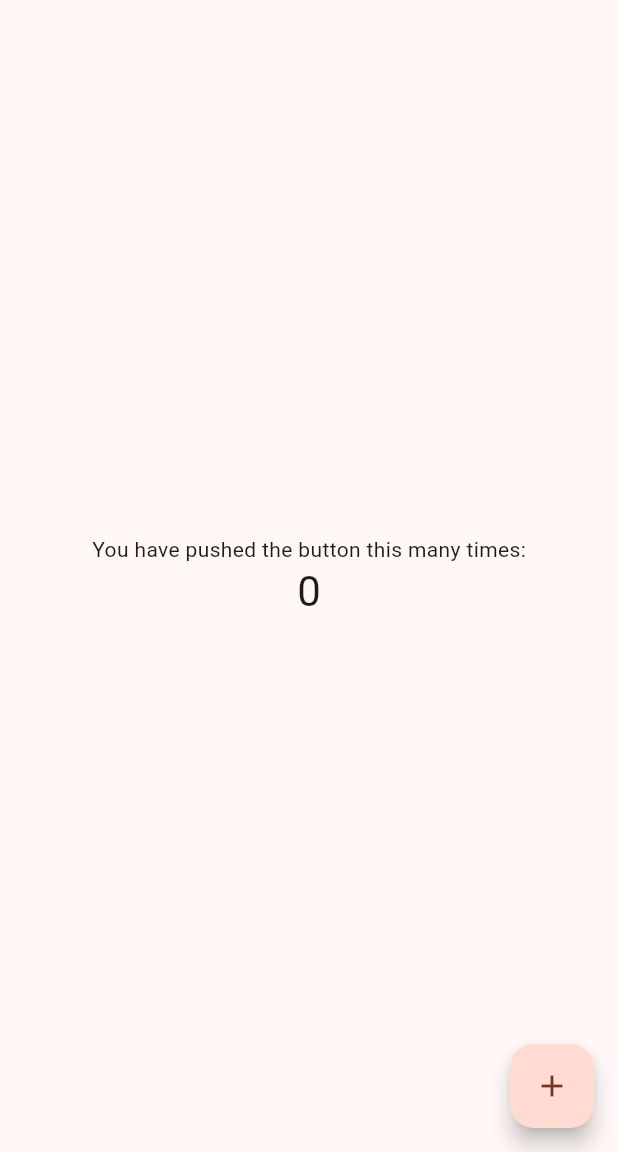
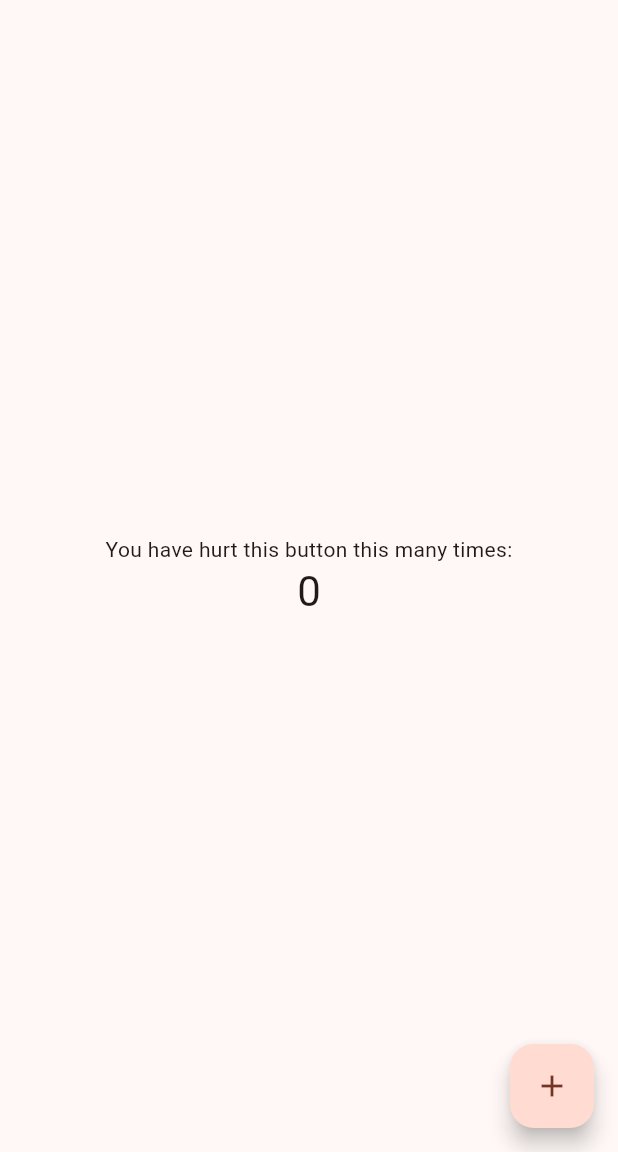
Before and after one commit to thebuildersproject/Builders, a Flutter app: the screen it shows after launch, on a phone screen of 412 x 824 dp, the part 84-1236 px from its top. Run offline on Flutter 3.47's test engine with Material 3 defaults, Android fonts, the phone set to English and light mode, and no system bars.

Commit message:
Made file by Ronald

```diff
--- a/lib/main.dart
+++ b/lib/main.dart
@@ -105,7 +105,7 @@ class _MyHomePageState extends State<MyHomePage> {
           mainAxisAlignment: MainAxisAlignment.center,
           children: <Widget>[
             const Text(
-              'You have pushed the button this many times:',
+              'You have hurt this button this many times:',
             ),
             Text(
               '$_counter',
```
